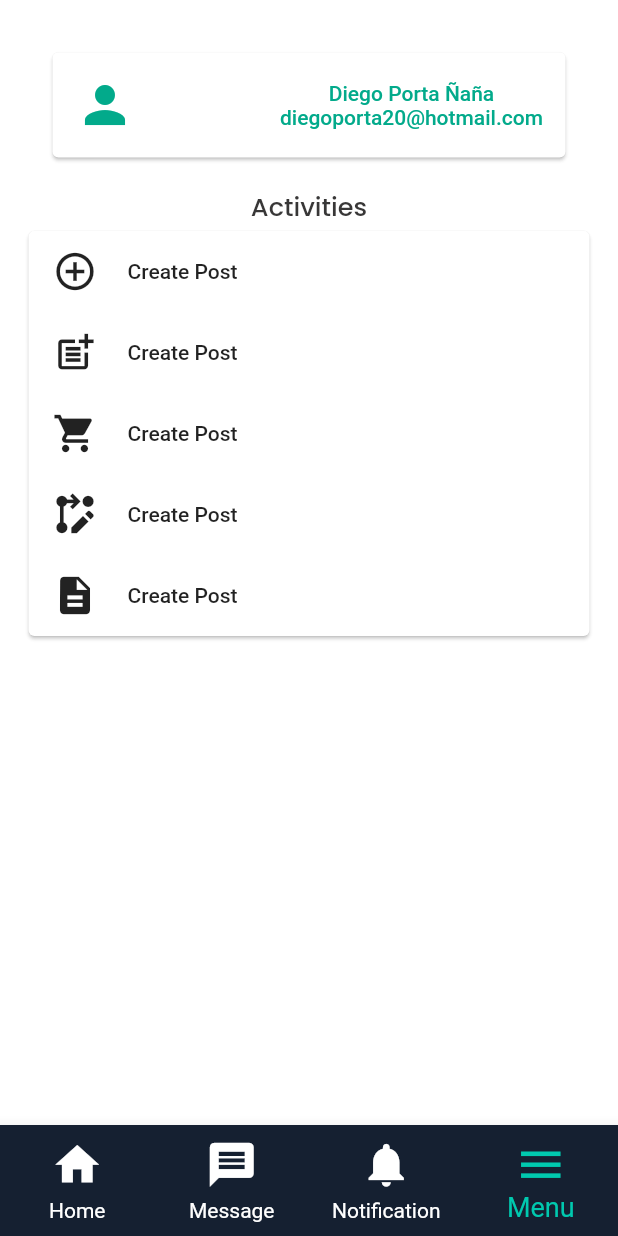
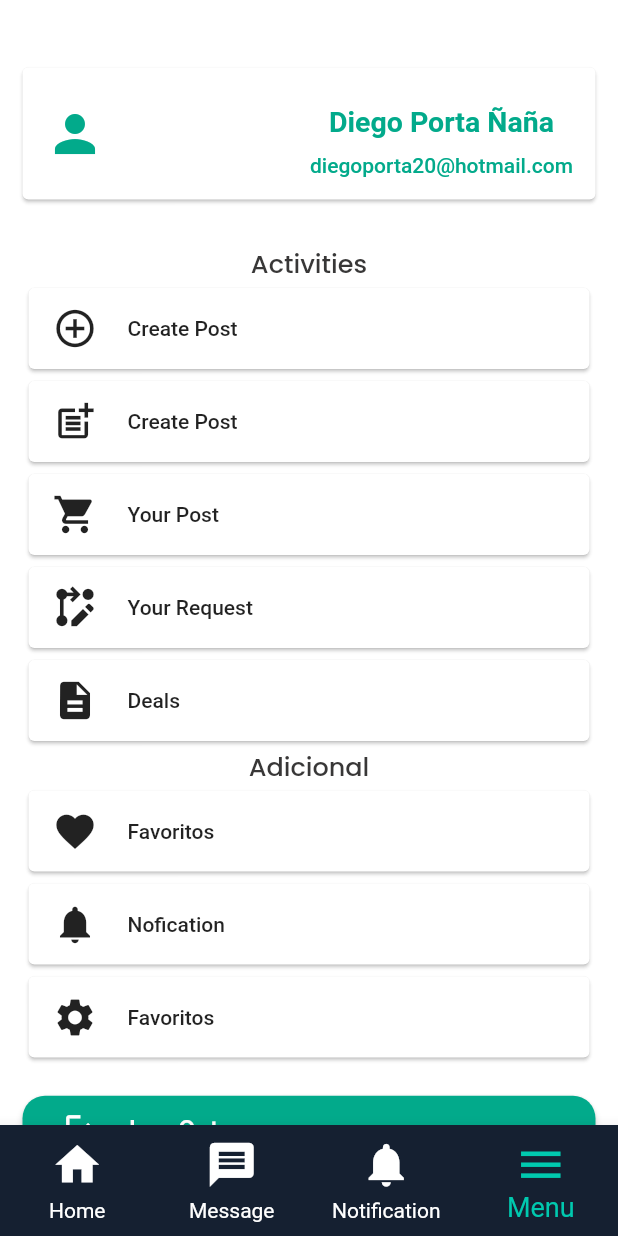
Before and after one commit to ModelHouseIOT/mode_house_frontend, a Flutter app: the PrincipalView screen opened directly, item 4 of the bottom bar chosen, on a phone screen of 412 x 824 dp. Run offline on Flutter 3.47's test engine with Material 2 defaults, Android fonts, the light colour scheme and no system bars; our stand-ins replace google_fonts.

Commit message:
feat: insert new files from the body folder

```diff
--- a/lib/components/views/Activities.dart
+++ b/lib/components/views/Activities.dart
@@ -16,11 +16,10 @@ class _ActivitiesState extends State<Activities> {
       children: [
         Subtitles("Activities"),
         Card(
-          child: Column(children: [
-            MaterialButton(
+          child: MaterialButton(
             onPressed: () {},
-              child: Row(children: [
-                const Padding(
+            child: Row(children: const <Widget>[
+              Padding(
                 padding: EdgeInsets.fromLTRB(0, 12, 20, 12),
                 child: Icon(
                   Icons.add_circle_outline,
@@ -30,10 +29,12 @@ class _ActivitiesState extends State<Activities> {
               Text("Create Post")
             ]),
           ),
-            MaterialButton(
+        ),
+        Card(
+          child: MaterialButton(
             onPressed: () {},
-              child: Row(children: [
-                const Padding(
+            child: Row(children: const <Widget>[
+              Padding(
                 padding: EdgeInsets.fromLTRB(0, 12, 20, 12),
                 child: Icon(
                   Icons.post_add_outlined,
@@ -43,47 +44,51 @@ class _ActivitiesState extends State<Activities> {
               Text("Create Post")
             ]),
           ),
-            MaterialButton(
+        ),
+        Card(
+          child: MaterialButton(
             onPressed: () {},
-              child: Row(children: [
-                const Padding(
+            child: Row(children: const <Widget>[
+              Padding(
                 padding: EdgeInsets.fromLTRB(0, 12, 20, 12),
                 child: Icon(
                   Icons.shopping_cart,
                   size: 30,
                 ),
               ),
-                Text("Create Post")
+              Text("Your Post")
             ]),
           ),
-            MaterialButton(
+        ),
+        Card(
+          child: MaterialButton(
             onPressed: () {},
-              child: Row(children: [
-                const Padding(
+            child: Row(children: const <Widget>[
+              Padding(
                 padding: EdgeInsets.fromLTRB(0, 12, 20, 12),
                 child: Icon(
                   Icons.rebase_edit,
                   size: 30,
                 ),
               ),
-                Text("Create Post")
+              Text("Your Request")
             ]),
           ),
-            MaterialButton(
+        ),
+        Card(
+            child: MaterialButton(
           onPressed: () {},
-              child: Row(children: [
-                const Padding(
+          child: Row(children: const <Widget>[
+            Padding(
               padding: EdgeInsets.fromLTRB(0, 12, 20, 12),
               child: Icon(
                 Icons.description,
                 size: 30,
               ),
             ),
-                Text("Create Post")
+            Text("Deals")
           ]),
-            )
-          ]),
-        )
+        ))
       ],
     );
   }
--- a/lib/components/views/Adicional.dart
+++ b/lib/components/views/Adicional.dart
@@ -0,0 +1,67 @@
+import 'package:flutter/cupertino.dart';
+import 'package:flutter/material.dart';
+
+import '../texts/subtitles.dart';
+
+class Adicional extends StatefulWidget {
+  const Adicional({Key? key}) : super(key: key);
+
+  @override
+  _AdicionalState createState() => _AdicionalState();
+}
+
+class _AdicionalState extends State<Adicional> {
+  @override
+  Widget build(BuildContext context) {
+    return Column(
+      children: [
+        Subtitles("Adicional"),
+        Card(
+          child: MaterialButton(
+            onPressed: () {},
+            child: Row(children: [
+              const Padding(
+                padding: EdgeInsets.fromLTRB(0, 12, 20, 12),
+                child: Icon(
+                  Icons.favorite,
+                  size: 30,
+                ),
+              ),
+              Text("Favoritos")
+            ]),
+          ),
+        ),
+        Card(
+          child: MaterialButton(
+            onPressed: () {},
+            child: Row(children: [
+              const Padding(
+                padding: EdgeInsets.fromLTRB(0, 12, 20, 12),
+                child: Icon(
+                  Icons.notifications,
+                  size: 30,
+                ),
+              ),
+              Text("Nofication")
+            ]),
+          ),
+        ),
+        Card(
+          child: MaterialButton(
+            onPressed: () {},
+            child: Row(children: [
+              const Padding(
+                padding: EdgeInsets.fromLTRB(0, 12, 20, 12),
+                child: Icon(
+                  Icons.settings,
+                  size: 30,
+                ),
+              ),
+              Text("Favoritos")
+            ]),
+          ),
+        )
+      ],
+    );
+  }
+}
--- a/lib/components/views/Perfil.dart
+++ b/lib/components/views/Perfil.dart
@@ -14,7 +14,7 @@ class _PerfilState extends State<Perfil> {
     return Container(
       width: MediaQuery.of(context).size.width,
       child: Card(
-        margin: EdgeInsets.fromLTRB(20, 20, 20, 20),
+        margin: EdgeInsets.fromLTRB(0, 30, 0, 30),
         child: MaterialButton(
           padding: EdgeInsets.all(15),
           onPressed: () {},
@@ -28,9 +28,15 @@ class _PerfilState extends State<Perfil> {
               ),
               Column(
                 children: <Widget>[
-                  Text(
-                    "Diego Porta Ñaña",
-                    style: TextStyle(color: Color(0XFF02AA8B)),
+                  Padding(
+                    padding: const EdgeInsets.fromLTRB(0, 10, 0, 10),
+                    child: Text(
+                      "Diego Porta Ñaña",
+                      style: TextStyle(
+                          color: Color(0XFF02AA8B),
+                          fontSize: 19,
+                          fontWeight: FontWeight.w600),
+                    ),
                   ),
                   Text("diegoporta20@hotmail.com",
                       style: TextStyle(color: Color(0XFF02AA8B)))
--- a/lib/screens/body/Menu.dart
+++ b/lib/screens/body/Menu.dart
@@ -1,5 +1,7 @@
 import 'package:flutter/cupertino.dart';
+import 'package:flutter/material.dart';
 import 'package:model_house/components/views/Activities.dart';
+import 'package:model_house/components/views/Adicional.dart';
 import 'package:model_house/components/views/Perfil.dart';
 
 class Menu extends StatefulWidget {
@@ -14,7 +16,35 @@ class _MenuState extends State<Menu> {
   Widget build(BuildContext context) {
     return ListView(
       padding: EdgeInsets.all(15),
-      children: [Perfil(), Activities()],
+      children: [
+        Perfil(),
+        Activities(),
+        Adicional(),
+        Padding(
+          padding: const EdgeInsets.fromLTRB(0, 20, 0, 20),
+          child: MaterialButton(
+            height: 45,
+            shape:
+                RoundedRectangleBorder(borderRadius: BorderRadius.circular(15)),
+            color: const Color(0XFF02AA8B),
+            onPressed: () {},
+            child: Row(children: const <Widget>[
+              Padding(
+                padding: EdgeInsets.fromLTRB(10, 0, 20, 0),
+                child: Icon(
+                  Icons.logout_outlined,
+                  size: 25,
+                  color: Colors.white,
+                ),
+              ),
+              Text(
+                "Log Out",
+                style: TextStyle(color: Colors.white, fontSize: 17),
+              )
+            ]),
+          ),
+        )
+      ],
     );
   }
 }
--- /dev/null
+++ b/lib/screens/body/Request.dart
@@ -0,0 +1,15 @@
+import 'package:flutter/cupertino.dart';
+
+class Request extends StatefulWidget {
+  const Request({Key? key}) : super(key: key);
+
+  @override
+  _RequestState createState() => _RequestState();
+}
+
+class _RequestState extends State<Request> {
+  @override
+  Widget build(BuildContext context) {
+    return Container();
+  }
+}
```
Also changed, not shown: lib/screens/body/ChangeProfile.dart (added, +15 -0 lines), lib/screens/body/FormPublish.dart (added, +15 -0 lines), lib/screens/body/Order.dart (added, +15 -0 lines), lib/screens/body/Post.dart (added, +15 -0 lines), lib/screens/body/Profile.dart (added, +15 -0 lines), lib/screens/body/Favorites.dart (added), lib/screens/body/Setting.dart (added). Lines whose indentation alone changed are shown as unchanged.
